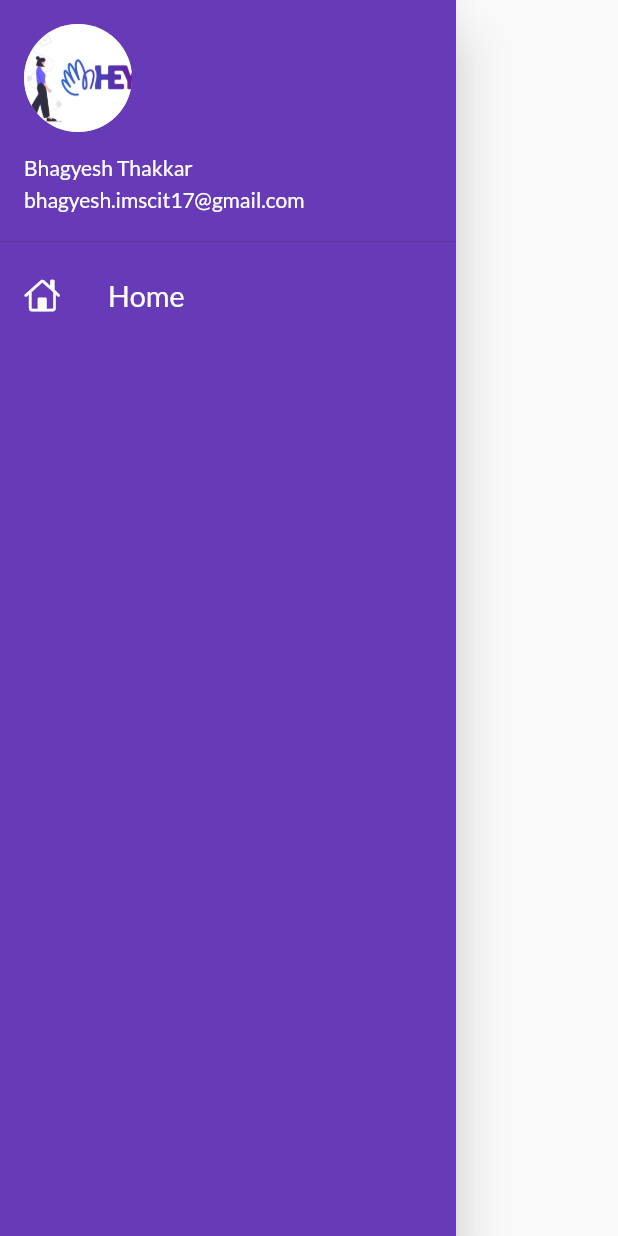
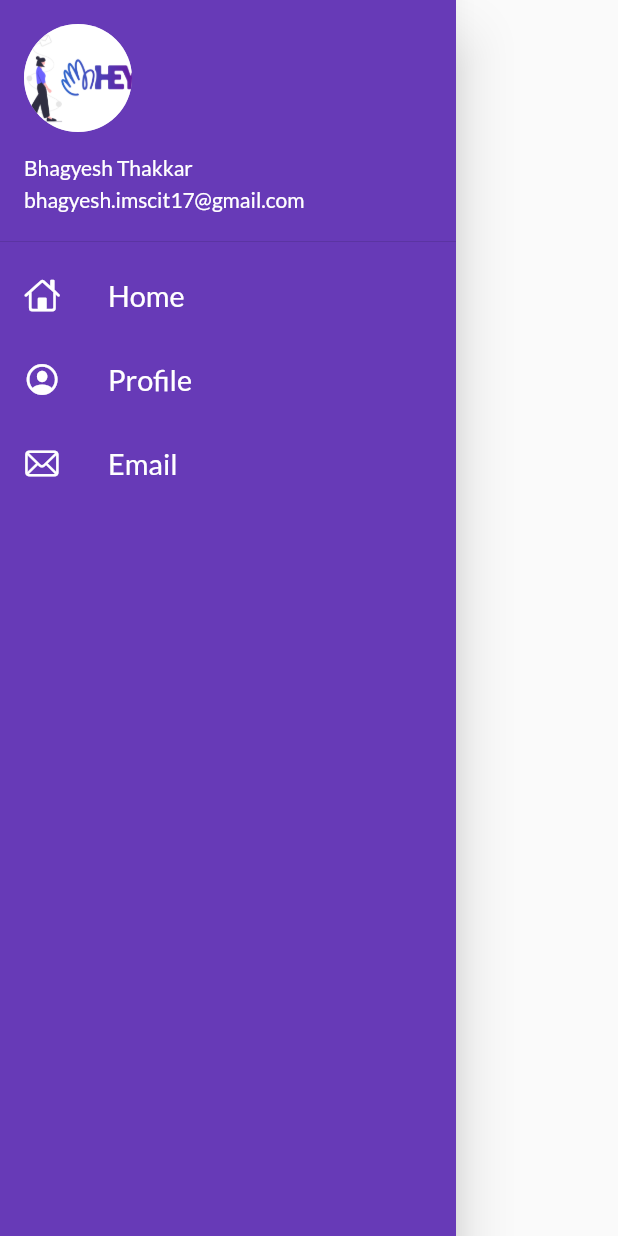
Before and after one commit to Bhagyesh1710/30DaysofFlutter-, a Flutter app: the MyDrawer widget shown alone on an empty page, opened directly, on a phone screen of 412 x 824 dp. Run offline on Flutter 3.47's test engine with Material 2 defaults, Android fonts, the phone set to English and light mode, and no system bars; our stand-ins replace google_fonts; key blocks and very long unbroken strings in the code were emptied for the run.

Commit message:
Drawer icon set

```diff
--- a/lib/widgets/drawer.dart
+++ b/lib/widgets/drawer.dart
@@ -30,8 +30,27 @@ class MyDrawer extends StatelessWidget {
 
               leading: Icon(CupertinoIcons.home,color: Colors.white,
               ),
+
               title: (Text("Home",
               textScaleFactor: 1.2,style: TextStyle(color: Colors.white),)),
+
+            ),
+            ListTile(
+
+              leading: Icon(CupertinoIcons.profile_circled,color: Colors.white,
+              ),
+
+              title: (Text("Profile",
+                textScaleFactor: 1.2,style: TextStyle(color: Colors.white),)),
+
+            ),
+            ListTile(
+
+              leading: Icon(CupertinoIcons.mail,color: Colors.white,
+              ),
+
+              title: (Text("Email",
+                textScaleFactor: 1.2,style: TextStyle(color: Colors.white),)),
 
             ),
           ],
```
Also changed, not shown: lib/pages/login_page.dart (+7 -2 lines).
